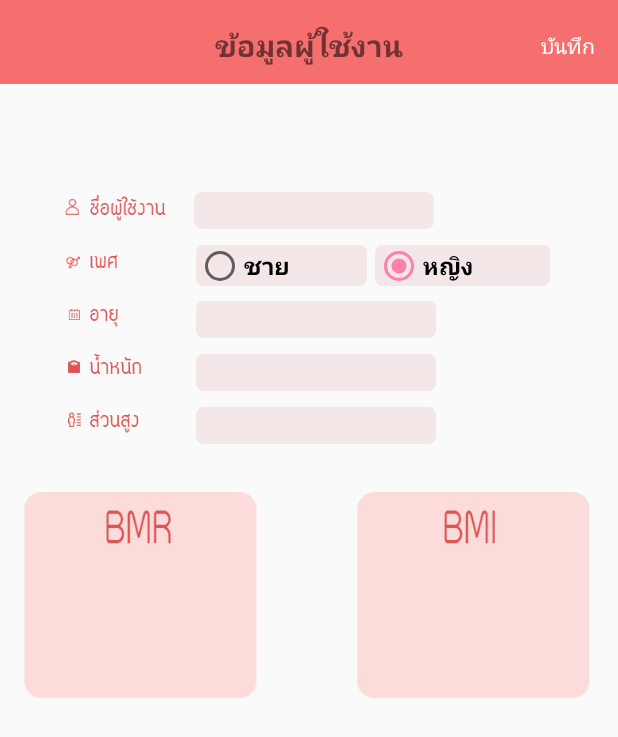
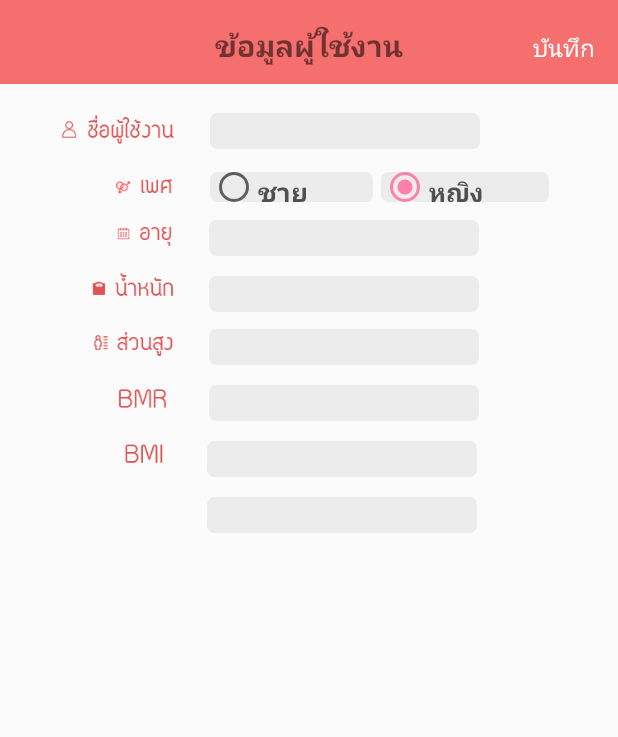
Before and after one commit to jirapornpraneet/AppHappyHealthy, an Android app: the DisplayUser screen opened directly, with no data from a screen before it, on a phone screen of 412 x 824 dp. Shown: the top 737 px of the screen. Run offline under Robolectric (Android 15) with nearby library versions, the phone set to English and light mode, and no system bars; 5 statements that could not run were skipped.

Commit message:
DesignDisPlay

```diff
--- a/app/src/main/java/com/example/nut/happyhealthy/Diabetes.java
+++ b/app/src/main/java/com/example/nut/happyhealthy/Diabetes.java
@@ -10,6 +10,7 @@ import android.os.Bundle;
 import android.view.View;
 import android.widget.DatePicker;
 import android.widget.EditText;
+import android.widget.TextView;
 import android.widget.TimePicker;
 import android.widget.Toast;
 
@@ -22,69 +23,42 @@ import com.squareup.okhttp.RequestBody;
 import com.squareup.okhttp.Response;
 
 import java.io.IOException;
+import java.text.ParseException;
+import java.text.SimpleDateFormat;
 import java.util.Calendar;
+import java.util.Date;
 
 public class Diabetes extends AppCompatActivity {
 
     //การประกาศตัวแปร
     private DiabetesTABLE objdiabetesTABLE;
-    private EditText D_date,D_time,D_costSugarBefore,D_costSugarAfter;
-    private String  str_D_Date,str_D_Time,intCostSugarBefore,intCostSugarAfter,str_L_before,str_L_after ;
+    private EditText D_costSugarBefore,D_costSugarAfter,D_time;
+    private String  str_D_Date,str_D_Time, intCostSugarBefore,intCostSugarAfter,str_L_before,str_L_after ;
+    private TextView  D_date;
+    SimpleDateFormat df_show,df_insert;
+    Calendar c;
 
     @Override
     protected void onCreate(Bundle savedInstanceState) {
         super.onCreate(savedInstanceState);
         setContentView(R.layout.activity_diabetes);
 
-        //Use the current date as the default date to the picker
-        final Calendar c = Calendar.getInstance();
-        final int year = c.get(Calendar.YEAR);
-        final int month = c.get(Calendar.MONTH);
-        final int day = c.get(Calendar.DAY_OF_MONTH);
-        final int hour = c.get(Calendar.HOUR_OF_DAY);
-        final int minute = c.get(Calendar.MINUTE);
-        final EditText txtTime = (EditText) findViewById(R.id.D_time);
-        final EditText txtDate = (EditText) findViewById(R.id.D_date);
-
-        txtTime.setOnClickListener(new View.OnClickListener() {
-            @Override
-            public void onClick(View view) {
-                TimePickerDialog timePickerDialog = new TimePickerDialog(Diabetes.this, new TimePickerDialog.OnTimeSetListener() {
-                    @Override
-                    public void onTimeSet(TimePicker timePicker, int i, int i1) {
-                        txtTime.setText(i + ":" + i1);
-                    }
-                }, hour, minute, true);
-                timePickerDialog.setTitle("เลือกเวลา");
-                timePickerDialog.show();
-            }
-        });//setTimepicker
-
-
-
-        txtDate.setOnClickListener(new View.OnClickListener() {
-            @Override
-            public void onClick(View view) {
-                DatePickerDialog datePickerDialog = new DatePickerDialog(Diabetes.this, new DatePickerDialog.OnDateSetListener() {
-                    @Override
-                    public void onDateSet(DatePicker datePicker, int i, int i1, int i2) {
-                        txtDate.setText(i2 + "-" + i1 + "-" + i);
-                    }
-                }, day, month, year);
-                datePickerDialog.setTitle("เลือกวันที่");
-
-                datePickerDialog.show();
-            }
-        });//setdatepicker
 
 
         //Bind wiget
-        D_date = (EditText) findViewById(R.id.D_date);
+        D_date = (TextView)findViewById(R.id.D_date);
         D_time = (EditText) findViewById(R.id.D_time);
         D_costSugarBefore = (EditText) findViewById(R.id.D_costSugarBefore);
         D_costSugarAfter = (EditText) findViewById(R.id.D_costSugarAfter);
 
         connectDataBase();
+
+
+        df_show = new SimpleDateFormat("dd/MM/yyyy HH:mm");
+        df_insert = new SimpleDateFormat("yyyy-MM-dd HH:mm");
+        c = Calendar.getInstance();
+        D_date.setText(df_show.format(c.getTime()));
+
 
 
     }////main method
@@ -98,14 +72,14 @@ public class Diabetes extends AppCompatActivity {
     public void ClickDisLevelsSugar(View view) {
 
         //get value edit tezt
-        str_D_Date = D_date.getText().toString().trim();
+        str_D_Date = df_insert.format(c.getTime());
         str_D_Time = D_time.getText().toString().trim();
         intCostSugarBefore = D_costSugarBefore.getText().toString().trim();
         intCostSugarAfter = D_costSugarAfter.getText().toString().trim();
 
 
         //Checkspace
-        if (str_D_Date.equals("") || str_D_Time.equals("") || intCostSugarBefore.equals("")|| intCostSugarAfter.equals("")) {
+        if (str_D_Date.equals("") ||  intCostSugarBefore.equals("")|| intCostSugarAfter.equals("")) {
 
             showAlert();
 
--- a/app/src/main/res/drawable/my_border_box.xml
+++ b/app/src/main/res/drawable/my_border_box.xml
@@ -4,13 +4,13 @@
 
     <!-- view background color -->
     <solid
-        android:color="#f4e7e7" >
+        android:color="#ececec" >
     </solid>
 
     <!-- view border color and width -->
     <stroke
         android:width="2dp"
-        android:color="#f4e7e7" >
+        android:color="#ececec" >
     </stroke>
 
     <!-- The radius makes the corners rounded -->
--- a/app/src/main/res/layout/activity_diabetes.xml
+++ b/app/src/main/res/layout/activity_diabetes.xml
@@ -44,11 +44,11 @@
                 android:layout_width="95dp"
                 android:layout_height="35dp"
                 android:id="@+id/imageView19"
-                android:layout_marginLeft="50dp"
+                android:layout_marginLeft="10dp"
                 android:src="@drawable/calendi" />
 
-            <EditText
-                android:layout_width="100dp"
+            <TextView
+                android:layout_width="200dp"
                 android:layout_height="wrap_content"
                 android:inputType="date"
                 android:ems="10"
@@ -66,9 +66,7 @@
         <LinearLayout
             android:orientation="horizontal"
             android:layout_width="match_parent"
-            android:layout_height="wrap_content"
-            android:layout_marginTop="5dp">
-
+            android:layout_height="wrap_content">
 
             <ImageView
                 android:layout_width="95dp"
@@ -87,9 +85,11 @@
                 android:background="@drawable/my_box_dis"
                 android:layout_gravity="center_vertical"
                 android:textSize="16dp"
-                android:layout_marginLeft="5dp"
+                android:layout_marginLeft="17dp"
+                android:layout_marginTop="5dp"
                 android:hint="ชั่วโมง-นาที" />
         </LinearLayout>
+
 
         <LinearLayout
             android:orientation="horizontal"
--- a/app/src/main/res/layout/activity_display_user.xml
+++ b/app/src/main/res/layout/activity_display_user.xml
@@ -3,7 +3,8 @@
     xmlns:tools="http://schemas.android.com/tools"
     android:layout_width="fill_parent"
     android:layout_height="fill_parent"
-    tools:context="com.example.nut.happyhealthy.DisplayUser">
+    tools:context="com.example.nut.happyhealthy.DisplayUser"
+    android:background="#f2fbfbfb">
 
     <LinearLayout
         android:id="@+id/container_toolbar"
@@ -35,7 +36,7 @@
         android:id="@+id/savedatauser"
         android:layout_centerHorizontal="true"
         android:layout_marginTop="20dp"
-        android:textSize="14dp"
+        android:textSize="16dp"
         android:layout_alignParentRight="true"
         android:layout_alignParentLeft="false"
         android:textColor="#ffffff"
@@ -49,7 +50,9 @@
         android:orientation="vertical"
         android:layout_width="match_parent"
         android:layout_height="wrap_content"
-        android:layout_marginTop="120dp">
+        android:layout_marginTop="75dp"
+        android:layout_marginLeft="20dp"
+        android:layout_marginRight="15dp">
 
         <LinearLayout
             android:orientation="horizontal"
@@ -58,23 +61,22 @@
 
 
             <ImageView
-                android:layout_width="95dp"
-                android:layout_height="35dp"
+                android:layout_width="wrap_content"
+                android:layout_height="22dp"
                 android:id="@+id/imageView15"
-                android:layout_marginLeft="30dp"
-                android:src="@drawable/da5" />
+                android:src="@drawable/da5"
+                android:layout_marginLeft="10dp" />
 
             <EditText
-                android:layout_width="160dp"
+                android:layout_width="180dp"
                 android:layout_height="wrap_content"
                 android:text="New Text"
                 android:id="@+id/tv_Name"
-                android:textSize="18dp"
+                android:textSize="17dp"
                 android:textStyle="bold"
-                android:layout_marginTop="8dp"
                 android:background="@drawable/my_border_box"
-                android:layout_marginLeft="4dp"
-                android:textColor="#625f5f" />
+                android:layout_marginLeft="10dp"
+                android:textColor="#505050" />
 
         </LinearLayout>
 
@@ -84,14 +86,16 @@
         <LinearLayout
             android:orientation="horizontal"
             android:layout_width="match_parent"
-            android:layout_height="wrap_content">
+            android:layout_height="wrap_content"
+            android:layout_marginTop="8dp">
 
             <ImageView
-                android:layout_width="95dp"
-                android:layout_height="35dp"
+                android:layout_width="wrap_content"
+                android:layout_height="22dp"
                 android:id="@+id/imageView17"
                 android:src="@drawable/da6"
-                android:layout_marginLeft="30dp" />
+                android:layout_marginTop="5dp"
+                android:layout_marginLeft="48dp" />
 
 
 
@@ -101,18 +105,19 @@
                 android:orientation="horizontal"
                 android:id="@+id/User_Sex"
                 android:layout_weight="1"
-                android:layout_marginRight="40dp"
-                android:layout_marginTop="8dp">
+                android:layout_marginRight="25dp"
+                android:layout_marginLeft="10dp"
+                android:layout_marginTop="7dp">
 
                 <RadioButton
                     android:layout_width="wrap_content"
                     android:layout_height="wrap_content"
                     android:text="ชาย"
                     android:id="@+id/man"
-                    android:textColor="#000000"
+                    android:textColor="#505050"
                     android:layout_weight="1"
                     android:checked="false"
-                    android:textSize="16sp"
+                    android:textSize="17dp"
                     android:background="@drawable/my_border_box"
                     android:textStyle="bold"
                     android:layout_marginRight="5dp"
@@ -123,9 +128,9 @@
                     android:layout_height="wrap_content"
                     android:text="หญิง"
                     android:id="@+id/woman"
-                    android:textColor="#000000"
+                    android:textColor="#505050"
                     android:layout_weight="1"
-                    android:textSize="16dp"
+                    android:textSize="17dp"
                     android:layout_marginRight="5dp"
                     android:background="@drawable/my_border_box"
                     android:textStyle="bold" />
@@ -136,26 +141,28 @@
         <LinearLayout
             android:orientation="horizontal"
             android:layout_width="match_parent"
-            android:layout_height="wrap_content">
+            android:layout_height="wrap_content"
+            android:layout_marginTop="8dp">
 
             <ImageView
-                android:layout_width="95dp"
-                android:layout_height="35dp"
+                android:layout_width="wrap_content"
+                android:layout_height="22dp"
                 android:id="@+id/imageView20"
-                android:layout_marginLeft="30dp"
-                android:src="@drawable/da7" />
+                android:src="@drawable/da7"
+                android:layout_marginTop="2dp"
+                android:layout_marginLeft="50dp" />
 
             <EditText
-                android:layout_width="160dp"
+                android:layout_width="180dp"
                 android:layout_height="wrap_content"
                 android:text="New Text"
                 android:id="@+id/tv_Age"
-                android:textSize="18dp"
-                android:layout_marginLeft="5dp"
-                android:layout_marginTop="10dp"
+                android:textSize="17dp"
+                android:layout_marginLeft="16dp"
                 android:textStyle="bold"
                 android:background="@drawable/my_border_box"
-                android:textColor="#625f5f" />
+                android:textColor="#505050"
+                android:layout_marginTop="4dp" />
         </LinearLayout>
 
 
@@ -163,104 +170,131 @@
         <LinearLayout
             android:orientation="horizontal"
             android:layout_width="match_parent"
-            android:layout_height="wrap_content">
+            android:layout_height="wrap_content"
+            android:layout_marginTop="8dp">
 
             <ImageView
-                android:layout_width="95dp"
-                android:layout_height="35dp"
+                android:layout_width="wrap_content"
+                android:layout_height="22dp"
                 android:id="@+id/imageView18"
                 android:src="@drawable/da8"
-                android:layout_marginLeft="30dp" />
+                android:layout_marginTop="2dp"
+                android:layout_marginLeft="35dp" />
 
             <EditText
-                android:layout_width="160dp"
+                android:layout_width="180dp"
                 android:layout_height="wrap_content"
                 android:text="New Text"
                 android:id="@+id/tv_Weight"
-                android:textSize="18dp"
-                android:layout_marginLeft="5dp"
-                android:layout_marginTop="10dp"
+                android:textSize="17dp"
+                android:layout_marginLeft="16dp"
+                android:layout_marginTop="5dp"
                 android:textStyle="bold"
                 android:background="@drawable/my_border_box"
-                android:textColor="#625f5f" />
+                android:textColor="#505050" />
         </LinearLayout>
 
         <LinearLayout
             android:orientation="horizontal"
             android:layout_width="match_parent"
-            android:layout_height="wrap_content">
+            android:layout_height="wrap_content"
+            android:layout_marginTop="8dp">
 
             <ImageView
-                android:layout_width="95dp"
-                android:layout_height="35dp"
+                android:layout_width="wrap_content"
+                android:layout_height="22dp"
                 android:id="@+id/imageView19"
-                android:layout_marginLeft="30dp"
-                android:src="@drawable/da9" />
+                android:src="@drawable/da9"
+                android:layout_marginTop="2dp"
+                android:layout_marginLeft="35dp" />
 
             <EditText
-                android:layout_width="160dp"
+                android:layout_width="180dp"
                 android:layout_height="wrap_content"
                 android:text="New Text"
                 android:id="@+id/tv_Height"
-                android:textSize="18dp"
-                android:layout_marginLeft="5dp"
-                android:layout_marginTop="10dp"
+                android:textSize="17dp"
+                android:layout_marginLeft="16dp"
+                android:layout_marginTop="3dp"
                 android:textStyle="bold"
                 android:background="@drawable/my_border_box"
-                android:textColor="#625f5f" />
+                android:textColor="#505050" />
+        </LinearLayout>
+
+        <LinearLayout
+            android:orientation="horizontal"
+            android:layout_width="match_parent"
+            android:layout_height="wrap_content"
+            android:layout_marginTop="8dp">
+
+            <ImageView
+                android:layout_width="wrap_content"
+                android:layout_height="22dp"
+                android:id="@+id/imageView10"
+                android:src="@drawable/bmr"
+                android:layout_marginLeft="47dp"
+                android:layout_marginTop="3dp" />
+
+            <TextView
+                android:layout_width="180dp"
+                android:layout_height="wrap_content"
+                android:text="New Text"
+                android:id="@+id/tv_BMR"
+                android:textSize="17dp"
+                android:textStyle="bold"
+                android:textColor="#505050"
+                android:layout_marginLeft="15dp"
+                android:layout_marginTop="5dp"
+                android:background="@drawable/my_border_box" />
+        </LinearLayout>
+
+        <LinearLayout
+            android:orientation="horizontal"
+            android:layout_width="match_parent"
+            android:layout_height="wrap_content"
+            android:layout_marginTop="8dp">
+
+            <ImageView
+                android:layout_width="wrap_content"
+                android:layout_height="22dp"
+                android:id="@+id/imageView21"
+                android:src="@drawable/bmi"
+                android:layout_marginLeft="50dp"
+                android:layout_marginTop="3dp" />
+
+            <TextView
+                android:layout_width="180dp"
+                android:layout_height="wrap_content"
+                android:text="New Text"
+                android:id="@+id/tv_BMI"
+                android:textSize="17dp"
+                android:textStyle="bold"
+                android:textColor="#505050"
+                android:layout_marginTop="5dp"
+                android:layout_marginLeft="18dp"
+                android:background="@drawable/my_border_box" />
+
+        </LinearLayout>
+
+        <LinearLayout
+            android:layout_width="match_parent"
+            android:layout_height="wrap_content"
+            android:layout_marginTop="8dp"
+            android:layout_marginBottom="15dp">
+
+            <TextView
+                android:layout_width="180dp"
+                android:layout_height="wrap_content"
+                android:text="New Text"
+                android:id="@+id/weightStdTextView"
+                android:textSize="17dp"
+                android:textStyle="bold"
+                android:background="@drawable/my_border_box"
+                android:layout_marginLeft="118dp"
+                android:textColor="#505050"
+                android:layout_marginTop="5dp" />
         </LinearLayout>
 
     </LinearLayout>
 
-    <LinearLayout
-        android:layout_width="170dp"
-        android:layout_height="160dp"
-        android:background="@drawable/bmr"
-        android:layout_marginLeft="10dp"
-        android:layout_marginTop="320dp">
-
-        <TextView
-            android:layout_width="135dp"
-            android:layout_height="wrap_content"
-            android:text="New Text"
-            android:id="@+id/tv_BMR"
-            android:textSize="18dp"
-            android:textStyle="bold"
-            android:textColor="#625f5f"
-            android:layout_marginTop="60dp"
-            android:layout_marginLeft="10dp" />
-
-    </LinearLayout>
-
-    <LinearLayout
-        android:orientation="vertical"
-        android:layout_width="170dp"
-        android:layout_height="160dp"
-        android:background="@drawable/bmi"
-        android:layout_alignParentRight="true"
-        android:layout_marginTop="320dp"
-        android:layout_marginRight="10dp">
-
-        <TextView
-            android:layout_width="120dp"
-            android:layout_height="wrap_content"
-            android:text="New Text"
-            android:id="@+id/tv_BMI"
-            android:textSize="18dp"
-            android:textStyle="bold"
-            android:textColor="#625f5f"
-            android:layout_marginTop="60dp"
-            android:layout_marginLeft="10dp" />
-
-        <TextView
-            android:layout_width="200dp"
-            android:layout_height="wrap_content"
-            android:text="New Text"
-            android:id="@+id/weightStdTextView"
-            android:textSize="18dp"
-            android:textStyle="bold"
-            android:layout_marginTop="10dp"
-            android:layout_marginLeft="10dp" />
-    </LinearLayout>
-
 </RelativeLayout>
--- a/app/src/main/res/layout/activity_splash_screen.xml
+++ b/app/src/main/res/layout/activity_splash_screen.xml
@@ -4,7 +4,7 @@
     android:layout_width="match_parent"
     android:layout_height="match_parent"
     tools:context="com.example.nut.happyhealthy.SplashScreen"
-    android:background="#fcf1f1">
+    android:background="#f7ecec">
 
 
     <LinearLayout
@@ -12,7 +12,7 @@
         android:layout_width="match_parent"
         android:layout_height="match_parent"
         android:layout_centerVertical="true"
-        android:layout_marginTop="420dp"
+        android:layout_marginTop="450dp"
         android:layout_marginLeft="15dp">
 
         <ImageView
--- a/app/src/main/res/layout/activity_user.xml
+++ b/app/src/main/res/layout/activity_user.xml
@@ -34,12 +34,6 @@
         android:layout_height="fill_parent"
         android:layout_marginTop="100dp">
 
-        <ImageView
-            android:layout_width="fill_parent"
-            android:layout_height="100dp"
-            android:id="@+id/imageView3"
-            android:src="@drawable/dibeas"
-            android:onClick="ClickDiabetes" />
     </LinearLayout>
 
     <LinearLayout
@@ -50,28 +44,6 @@
         android:layout_alignParentRight="false"
         android:layout_marginTop="190dp">
 
-        <ImageView
-            android:layout_width="fill_parent"
-            android:layout_height="100dp"
-            android:id="@+id/imageView4"
-            android:src="@drawable/kidney"
-            android:onClick="ClickKidney" />
-    </LinearLayout>
-
-    <LinearLayout
-        android:layout_width="fill_parent"
-        android:layout_height="fill_parent"
-        android:layout_alignParentLeft="false"
-        android:layout_alignParentBottom="false"
-        android:layout_alignParentRight="false">
-
-        <ImageView
-            android:layout_width="fill_parent"
-            android:layout_height="100dp"
-            android:id="@+id/imageView16"
-            android:src="@drawable/pressure"
-            android:layout_marginTop="280dp"
-            android:onClick="ClickPressure" />
     </LinearLayout>
 
 </RelativeLayout>
```
Also changed, not shown: app/src/main/res/drawable-hdpi/bmi.png, app/src/main/res/drawable-hdpi/bmr.png, app/src/main/res/drawable-hdpi/da5.png, app/src/main/res/drawable-hdpi/da6.png, app/src/main/res/drawable-hdpi/da7.png, app/src/main/res/drawable-hdpi/da8.png, app/src/main/res/drawable-hdpi/da9.png, app/src/main/res/drawable-hdpi/ic.png, app/src/main/res/drawable-ldpi/ic.png, app/src/main/res/drawable-mdpi/ic.png, app/src/main/res/drawable-xhdpi/ic.png, app/src/main/res/drawable-xxhdpi/ic.png.
